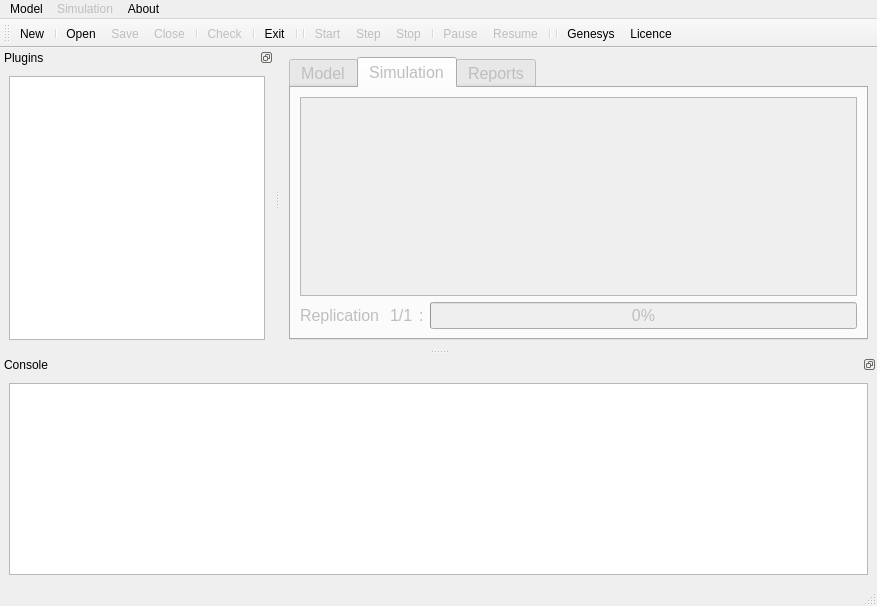
First picture: the form in applications/gui/qt/SimpleGUI_QtCreator/SimpleGUI/mainwindow.ui, repository vits-hugs/Genesys-Simulator, before the edit.
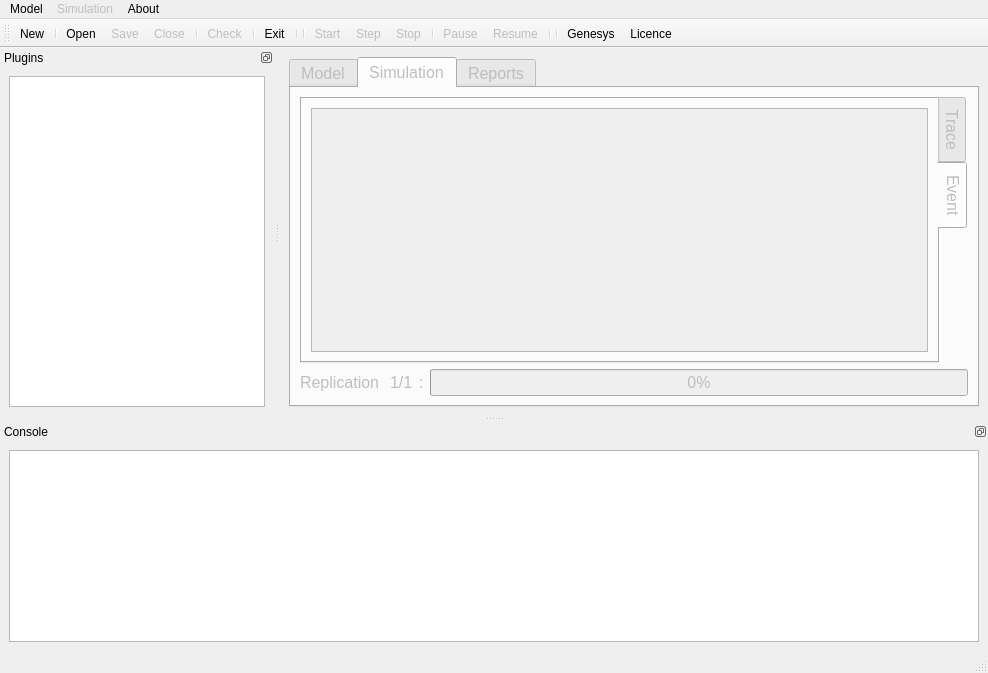
Second picture: the form after the edit. The open tabs and pages were chosen to show the change. Icons and pictures are not drawn.

Patch:
```diff
--- a/applications/gui/qt/SimpleGUI_QtCreator/SimpleGUI/mainwindow.ui
+++ b/applications/gui/qt/SimpleGUI_QtCreator/SimpleGUI/mainwindow.ui
@@ -6,8 +6,8 @@
    <rect>
     <x>0</x>
     <y>0</y>
-    <width>877</width>
-    <height>606</height>
+    <width>988</width>
+    <height>673</height>
    </rect>
   </property>
   <property name="windowTitle">
@@ -203,6 +203,23 @@
        </attribute>
        <layout class="QVBoxLayout" name="verticalLayout_2">
         <item>
+         <widget class="QTabWidget" name="tabWidget">
+          <property name="tabPosition">
+           <enum>QTabWidget::East</enum>
+          </property>
+          <property name="currentIndex">
+           <number>0</number>
+          </property>
+          <widget class="QWidget" name="tab_Simulation_Trace">
+           <attribute name="icon">
+            <iconset resource="simpleGUI_resources.qrc">
+             <normaloff>:/icons3/resources/icons/pack3/ico/movie.ico</normaloff>:/icons3/resources/icons/pack3/ico/movie.ico</iconset>
+           </attribute>
+           <attribute name="title">
+            <string>Trace</string>
+           </attribute>
+           <layout class="QVBoxLayout" name="verticalLayout_7">
+            <item>
          <widget class="QTextEdit" name="textEdit_Simulation">
           <property name="font">
            <font>
@@ -217,6 +234,24 @@
           </property>
          </widget>
         </item>
+           </layout>
+          </widget>
+          <widget class="QWidget" name="tab_Simulation_Event">
+           <attribute name="icon">
+            <iconset resource="simpleGUI_resources.qrc">
+             <normaloff>:/icons3/resources/icons/pack3/ico/table.ico</normaloff>:/icons3/resources/icons/pack3/ico/table.ico</iconset>
+           </attribute>
+           <attribute name="title">
+            <string>Event</string>
+           </attribute>
+           <layout class="QVBoxLayout" name="verticalLayout_8">
+            <item>
+             <widget class="QTableWidget" name="tableWidget"/>
+            </item>
+           </layout>
+          </widget>
+         </widget>
+        </item>
         <item>
          <layout class="QHBoxLayout" name="horizontalLayout_3">
           <item>
@@ -288,7 +323,7 @@
     <rect>
      <x>0</x>
      <y>0</y>
-     <width>877</width>
+     <width>988</width>
      <height>24</height>
     </rect>
    </property>
```
Left out of the diff: 19 changed lines with no effect on the pictures. Lines whose indentation alone changed are shown as unchanged.
